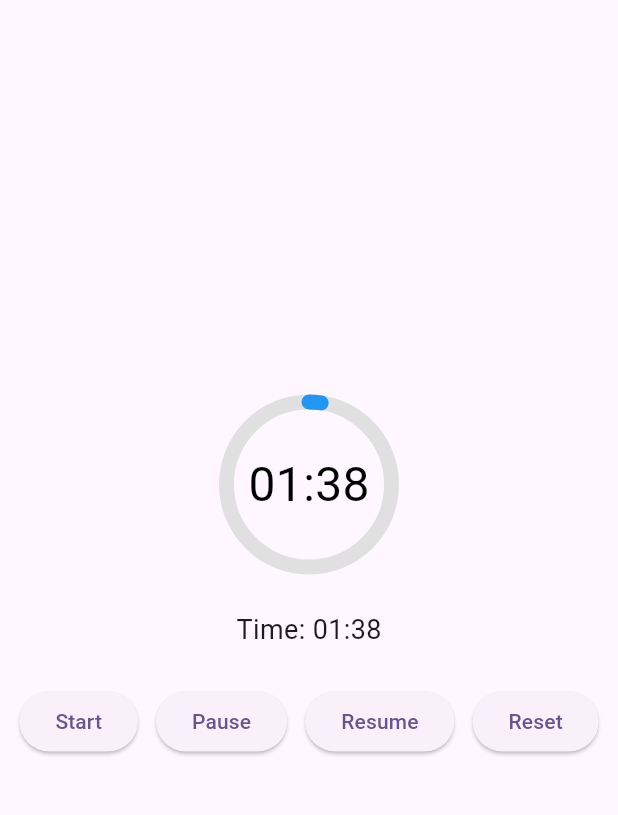
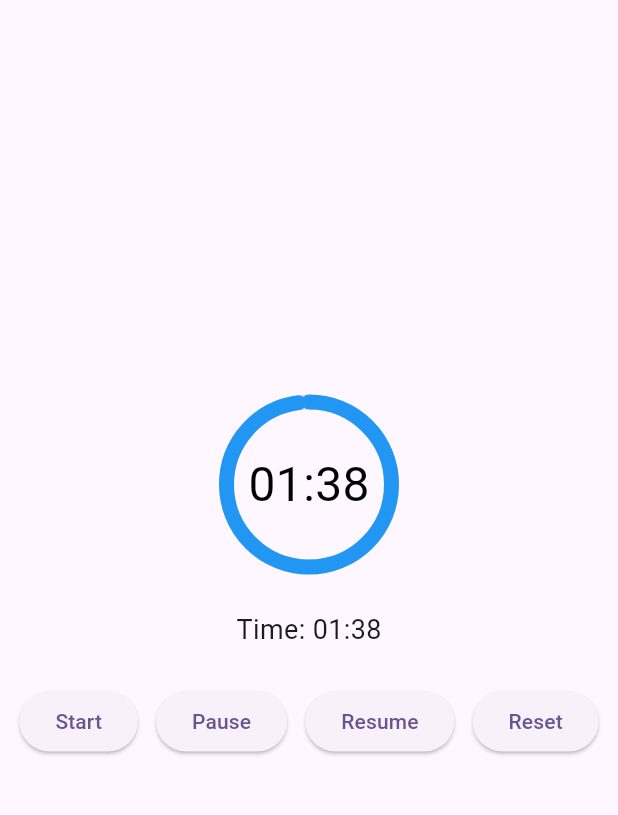
Before and after one commit to kinwahlai/efficient_circular_countdown_timer, a Flutter app: the screen it shows after launch, after a tap on "Start", after a tap on "Resume", on a phone screen of 412 x 824 dp, the part 84-899 px from its top. Run offline on Flutter 3.47's test engine with Material 3 defaults, Android fonts, the phone set to English and light mode, and no system bars.

Commit message:
Refactor EfficientCircularCountdownTimer state management by removing animation controller and simplifying progress calculation in the painter.

```diff
--- a/lib/efficient_circular_countdown_timer.dart
+++ b/lib/efficient_circular_countdown_timer.dart
@@ -171,10 +171,8 @@ class EfficientCircularCountdownTimer extends StatefulWidget {
   State<EfficientCircularCountdownTimer> createState() => _EfficientCircularCountdownTimerState();
 }
 
-class _EfficientCircularCountdownTimerState extends State<EfficientCircularCountdownTimer> with SingleTickerProviderStateMixin {
+class _EfficientCircularCountdownTimerState extends State<EfficientCircularCountdownTimer> {
   late EfficientCircularCountdownTimerLogic _timerLogic;
-  late AnimationController _animationController;
-  late Animation<double> _progressAnimation;
   CountdownController? _controller;
 
   @override
@@ -186,23 +184,10 @@ class _EfficientCircularCountdownTimerState extends State<EfficientCircularCount
       isReverse: widget.isReverse,
       timeFormatter: widget.timeFormatter,
     );
-    _animationController = AnimationController(
-      vsync: this,
-      duration: Duration(seconds: widget.duration),
-    );
-    _progressAnimation = Tween<double>(
-      begin: widget.isReverse ? 1.0 : 0.0,
-      end: widget.isReverse ? 0.0 : 1.0,
-    ).animate(_animationController);
-
     _controller = widget.controller ?? CountdownController();
     _bindController();
-
-    // Listen for timer value changes for onChange callback
     _timerLogic.timeNotifier.addListener(_handleTimeChange);
-    // Listen for timer completion for onComplete callback
     _timerLogic.isRunningNotifier.addListener(_handleRunningChange);
-
     if (widget.autoStart) {
       _startTimer();
     }
@@ -236,25 +221,14 @@ class _EfficientCircularCountdownTimerState extends State<EfficientCircularCount
   void _startTimer() {
     widget.onStart?.call();
     _timerLogic.start(timeFormatter: widget.timeFormatter);
-    if (widget.isReverseAnimation) {
-      _animationController.reverse(from: 1.0);
-    } else {
-      _animationController.forward(from: 0.0);
-    }
   }
 
   void _pauseTimer() {
     _timerLogic.pause();
-    _animationController.stop();
   }
 
   void _resumeTimer() {
     _timerLogic.resume();
-    if (widget.isReverseAnimation) {
-      _animationController.reverse();
-    } else {
-      _animationController.forward();
-    }
   }
 
   void _restartTimer() {
@@ -264,7 +238,6 @@ class _EfficientCircularCountdownTimerState extends State<EfficientCircularCount
 
   void _resetTimer() {
     _timerLogic.reset();
-    _animationController.reset();
   }
 
   @override
@@ -272,7 +245,6 @@ class _EfficientCircularCountdownTimerState extends State<EfficientCircularCount
     _timerLogic.timeNotifier.removeListener(_handleTimeChange);
     _timerLogic.isRunningNotifier.removeListener(_handleRunningChange);
     _timerLogic.dispose();
-    _animationController.dispose();
     super.dispose();
   }
 
@@ -281,12 +253,18 @@ class _EfficientCircularCountdownTimerState extends State<EfficientCircularCount
     return SizedBox(
       width: widget.width,
       height: widget.height,
-      child: AnimatedBuilder(
-        animation: _progressAnimation,
-        builder: (context, child) {
+      child: RepaintBoundary(
+        child: ValueListenableBuilder<String>(
+          valueListenable: _timerLogic.timeNotifier,
+          builder: (context, value, _) {
+            // Calculate progress based on currentSeconds and duration
+            final seconds = _timerLogic.currentSeconds;
+            final progress = widget.isReverseAnimation
+                ? (widget.isReverse ? seconds / widget.duration : 1 - (seconds / widget.duration))
+                : (widget.isReverse ? 1 - (seconds / widget.duration) : seconds / widget.duration);
             return CustomPaint(
               painter: _CircularCountdownPainter(
-              progress: _progressAnimation.value,
+                progress: progress.clamp(0.0, 1.0),
                 fillColor: widget.fillColor,
                 ringColor: widget.ringColor,
                 backgroundColor: widget.backgroundColor,
@@ -298,20 +276,16 @@ class _EfficientCircularCountdownTimerState extends State<EfficientCircularCount
               ),
               child: Center(
                 child: widget.isTimerTextShown
-                  ? ValueListenableBuilder<String>(
-                      valueListenable: _timerLogic.timeNotifier,
-                      builder: (context, value, _) {
-                        return Text(
+                    ? Text(
                         value,
                         style: widget.textStyle,
                         textAlign: widget.textAlign,
-                        );
-                      },
                       )
                     : const SizedBox.shrink(),
               ),
             );
           },
+        ),
       ),
     );
   }
@@ -328,6 +302,15 @@ class _CircularCountdownPainter extends CustomPainter {
   final double strokeWidth;
   final StrokeCap strokeCap;
 
+  // Paint and Shader caches for performance
+  Paint? _backgroundPaint;
+  Paint? _ringPaint;
+  Paint? _fillPaint;
+  Size? _lastSize;
+  Gradient? _lastBackgroundGradient;
+  Gradient? _lastRingGradient;
+  Gradient? _lastFillGradient;
+
   _CircularCountdownPainter({
     required this.progress,
     this.fillColor,
@@ -340,57 +323,81 @@ class _CircularCountdownPainter extends CustomPainter {
     required this.strokeCap,
   });
 
+  void _updatePaints(Size size) {
+    final center = Offset(size.width / 2, size.height / 2);
+    final radius = (size.width < size.height ? size.width : size.height) / 2 - strokeWidth / 2;
+    final rect = Rect.fromCircle(center: center, radius: radius);
+
+    // Background paint
+    if (_backgroundPaint == null || _lastSize != size || _lastBackgroundGradient != backgroundGradient) {
+      _backgroundPaint = Paint()
+        ..style = PaintingStyle.stroke
+        ..strokeWidth = strokeWidth
+        ..strokeCap = strokeCap;
+      if (backgroundGradient != null) {
+        _backgroundPaint!.shader = backgroundGradient!.createShader(rect);
+      } else if (backgroundColor != null) {
+        _backgroundPaint!.color = backgroundColor!;
+      }
+      _lastBackgroundGradient = backgroundGradient;
+    }
+
+    // Ring paint
+    if (_ringPaint == null || _lastSize != size || _lastRingGradient != ringGradient) {
+      _ringPaint = Paint()
+        ..style = PaintingStyle.stroke
+        ..strokeWidth = strokeWidth
+        ..strokeCap = strokeCap;
+      if (ringGradient != null) {
+        _ringPaint!.shader = ringGradient!.createShader(rect);
+      } else if (ringColor != null) {
+        _ringPaint!.color = ringColor!;
+      }
+      _lastRingGradient = ringGradient;
+    }
+
+    // Fill paint
+    if (_fillPaint == null || _lastSize != size || _lastFillGradient != fillGradient) {
+      _fillPaint = Paint()
+        ..style = PaintingStyle.stroke
+        ..strokeWidth = strokeWidth
+        ..strokeCap = strokeCap;
+      if (fillGradient != null) {
+        _fillPaint!.shader = fillGradient!.createShader(rect);
+      } else if (fillColor != null) {
+        _fillPaint!.color = fillColor!;
+      }
+      _lastFillGradient = fillGradient;
+    }
+
+    _lastSize = size;
+  }
+
   @override
   void paint(Canvas canvas, Size size) {
+    _updatePaints(size);
     final center = Offset(size.width / 2, size.height / 2);
     final radius = (size.width < size.height ? size.width : size.height) / 2 - strokeWidth / 2;
 
     // Draw background
     if (backgroundColor != null || backgroundGradient != null) {
-      final paint = Paint()
-        ..style = PaintingStyle.stroke
-        ..strokeWidth = strokeWidth
-        ..strokeCap = strokeCap;
-      if (backgroundGradient != null) {
-        paint.shader = backgroundGradient!.createShader(Rect.fromCircle(center: center, radius: radius));
-      } else {
-        paint.color = backgroundColor!;
-      }
-      canvas.drawCircle(center, radius, paint);
+      canvas.drawCircle(center, radius, _backgroundPaint!);
     }
 
     // Draw ring
     if (ringColor != null || ringGradient != null) {
-      final paint = Paint()
-        ..style = PaintingStyle.stroke
-        ..strokeWidth = strokeWidth
-        ..strokeCap = strokeCap;
-      if (ringGradient != null) {
-        paint.shader = ringGradient!.createShader(Rect.fromCircle(center: center, radius: radius));
-      } else {
-        paint.color = ringColor!;
-      }
-      canvas.drawCircle(center, radius, paint);
+      canvas.drawCircle(center, radius, _ringPaint!);
     }
 
     // Draw progress arc
     if (fillColor != null || fillGradient != null) {
-      final paint = Paint()
-        ..style = PaintingStyle.stroke
-        ..strokeWidth = strokeWidth
-        ..strokeCap = strokeCap;
-      if (fillGradient != null) {
-        paint.shader = fillGradient!.createShader(Rect.fromCircle(center: center, radius: radius));
-      } else {
-        paint.color = fillColor!;
-      }
       final sweepAngle = 2 * 3.141592653589793 * progress;
       canvas.drawArc(
         Rect.fromCircle(center: center, radius: radius),
         -3.141592653589793 / 2,
         sweepAngle,
         false,
-        paint,
+        _fillPaint!,
       );
     }
   }
```
Lines whose indentation alone changed are shown as unchanged.
